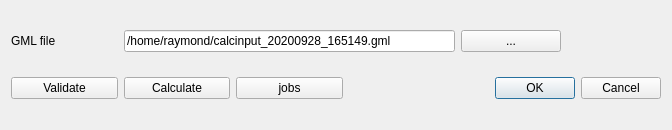
First picture: the form in ImaerPlugin/connect_calc_dlg.ui, repository opengeogroep/AERIUS-QGIS-plugins, before the edit.
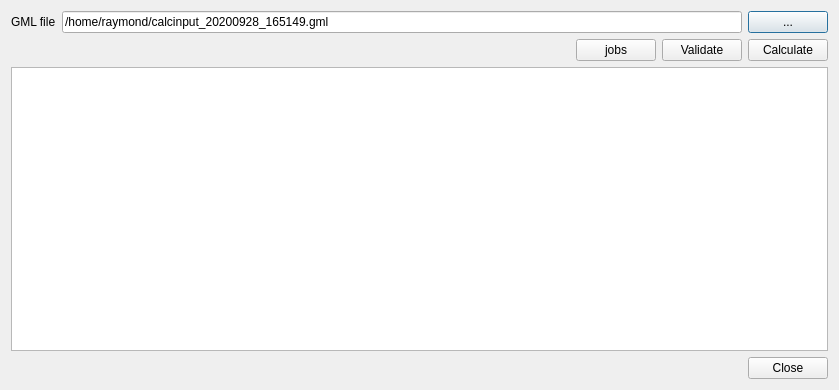
Second picture: the form after the edit.

Commit message: show Connect response as feedback in GUI

Patch:
```diff
--- a/ImaerPlugin/connect_calc_dlg.ui
+++ b/ImaerPlugin/connect_calc_dlg.ui
@@ -6,13 +6,15 @@
    <rect>
     <x>0</x>
     <y>0</y>
-    <width>672</width>
-    <height>130</height>
+    <width>839</width>
+    <height>390</height>
    </rect>
   </property>
   <property name="windowTitle">
    <string>Dialog</string>
   </property>
+  <layout class="QVBoxLayout" name="verticalLayout">
+   <item>
   <layout class="QGridLayout" name="gridLayout">
    <item row="0" column="0">
     <widget class="QLabel" name="label_gml_input">
@@ -21,14 +23,14 @@
      </property>
     </widget>
    </item>
-   <item row="0" column="1" colspan="3">
+     <item row="0" column="1">
     <widget class="QLineEdit" name="edit_gml_input">
      <property name="text">
       <string>/home/raymond/calcinput_20200928_165149.gml</string>
      </property>
     </widget>
    </item>
-   <item row="0" column="4">
+     <item row="0" column="2">
     <widget class="QPushButton" name="button_gml_input_browse">
      <property name="maximumSize">
       <size>
@@ -41,40 +43,68 @@
      </property>
     </widget>
    </item>
-   <item row="3" column="4">
-    <widget class="QDialogButtonBox" name="buttonBox">
-     <property name="maximumSize">
-      <size>
-       <width>200</width>
-       <height>16777215</height>
-      </size>
-     </property>
+    </layout>
+   </item>
+   <item>
+    <layout class="QHBoxLayout" name="horizontalLayout">
+     <item>
+      <spacer name="horizontalSpacer">
      <property name="orientation">
       <enum>Qt::Horizontal</enum>
      </property>
-     <property name="standardButtons">
-      <set>QDialogButtonBox::Cancel|QDialogButtonBox::Ok</set>
+       <property name="sizeHint" stdset="0">
+        <size>
+         <width>40</width>
+         <height>20</height>
+        </size>
+       </property>
+      </spacer>
+     </item>
+     <item>
+      <widget class="QPushButton" name="button_jobs">
+       <property name="maximumSize">
+        <size>
+         <width>16777215</width>
+         <height>16777215</height>
+        </size>
+       </property>
+       <property name="text">
+        <string>jobs</string>
      </property>
     </widget>
    </item>
-   <item row="3" column="0">
+     <item>
     <widget class="QPushButton" name="button_validate">
      <property name="text">
       <string>Validate</string>
      </property>
     </widget>
    </item>
-   <item row="3" column="1">
+     <item>
     <widget class="QPushButton" name="button_calculate">
      <property name="text">
       <string>Calculate</string>
      </property>
     </widget>
    </item>
-   <item row="3" column="2">
-    <widget class="QPushButton" name="button_jobs">
-     <property name="text">
-      <string>jobs</string>
+    </layout>
+   </item>
+   <item>
+    <widget class="QTextEdit" name="text_feedback"/>
+   </item>
+   <item>
+    <widget class="QDialogButtonBox" name="buttonBox">
+     <property name="maximumSize">
+      <size>
+       <width>16777215</width>
+       <height>16777215</height>
+      </size>
+     </property>
+     <property name="orientation">
+      <enum>Qt::Horizontal</enum>
+     </property>
+     <property name="standardButtons">
+      <set>QDialogButtonBox::Close</set>
      </property>
     </widget>
    </item>
```
Left out of the diff: 2 changed lines with no effect on the pictures. Lines whose indentation alone changed are shown as unchanged. The commit also changes 2 other files.
